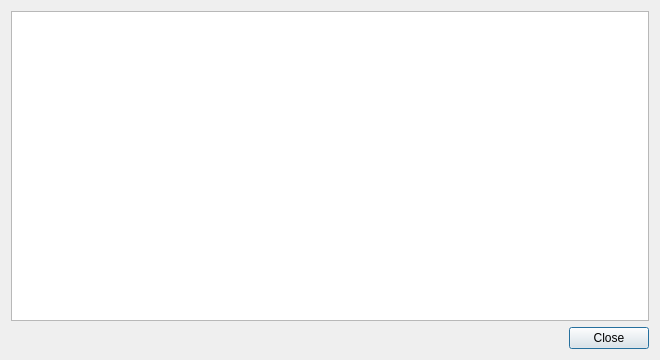
This is liteidex/src/liteapp/pluginsdialog.ui in seanxyh/liteide as Qt 5 draws it before an edit. The edited form follows.
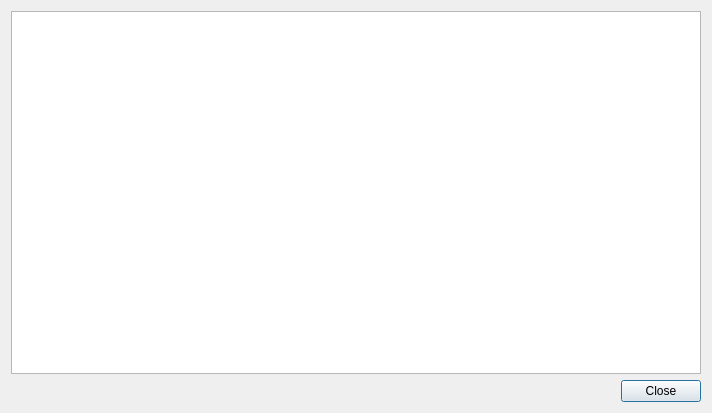
This is the edited form.

What changed in the file:
```diff
--- a/liteidex/src/liteapp/pluginsdialog.ui
+++ b/liteidex/src/liteapp/pluginsdialog.ui
@@ -6,8 +6,8 @@
    <rect>
     <x>0</x>
     <y>0</y>
-    <width>660</width>
-    <height>360</height>
+    <width>712</width>
+    <height>413</height>
    </rect>
   </property>
   <property name="windowTitle">
```
